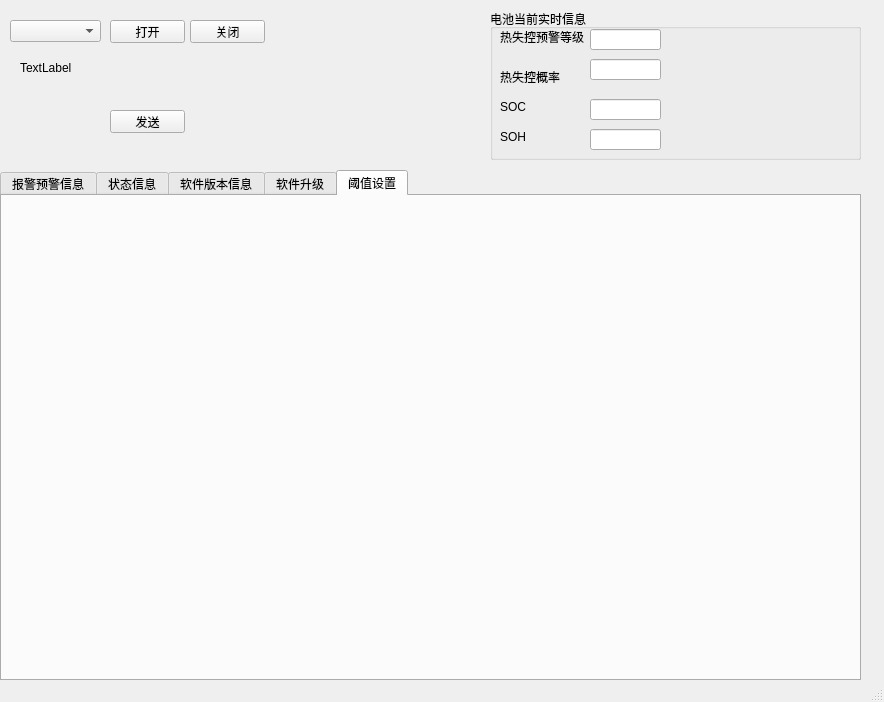
Old version of the form mainwindow.ui in the repository little-porter/cfd_test_RJ.
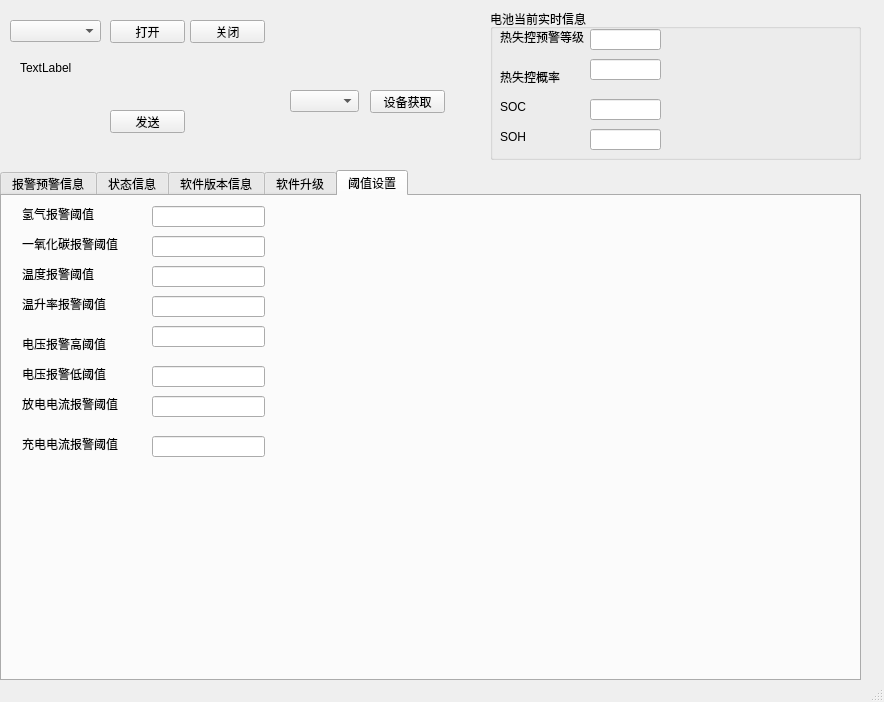
New version of the form. The open tabs and pages were chosen to show the change.

What changed in the file:
```diff
--- a/mainwindow.ui
+++ b/mainwindow.ui
@@ -769,6 +769,190 @@
      <attribute name="title">
       <string>阈值设置</string>
      </attribute>
+     <widget class="QLineEdit" name="lineEdit_17">
+      <property name="geometry">
+       <rect>
+        <x>150</x>
+        <y>10</y>
+        <width>113</width>
+        <height>21</height>
+       </rect>
+      </property>
+     </widget>
+     <widget class="QLabel" name="label_33">
+      <property name="geometry">
+       <rect>
+        <x>20</x>
+        <y>10</y>
+        <width>81</width>
+        <height>16</height>
+       </rect>
+      </property>
+      <property name="text">
+       <string>氢气报警阈值</string>
+      </property>
+     </widget>
+     <widget class="QLabel" name="label_34">
+      <property name="geometry">
+       <rect>
+        <x>20</x>
+        <y>40</y>
+        <width>101</width>
+        <height>16</height>
+       </rect>
+      </property>
+      <property name="text">
+       <string>一氧化碳报警阈值</string>
+      </property>
+     </widget>
+     <widget class="QLabel" name="label_35">
+      <property name="geometry">
+       <rect>
+        <x>20</x>
+        <y>70</y>
+        <width>101</width>
+        <height>16</height>
+       </rect>
+      </property>
+      <property name="text">
+       <string>温度报警阈值</string>
+      </property>
+     </widget>
+     <widget class="QLabel" name="label_36">
+      <property name="geometry">
+       <rect>
+        <x>20</x>
+        <y>100</y>
+        <width>101</width>
+        <height>16</height>
+       </rect>
+      </property>
+      <property name="text">
+       <string>温升率报警阈值</string>
+      </property>
+     </widget>
+     <widget class="QLabel" name="label_37">
+      <property name="geometry">
+       <rect>
+        <x>20</x>
+        <y>140</y>
+        <width>101</width>
+        <height>16</height>
+       </rect>
+      </property>
+      <property name="text">
+       <string>电压报警高阈值</string>
+      </property>
+     </widget>
+     <widget class="QLabel" name="label_38">
+      <property name="geometry">
+       <rect>
+        <x>20</x>
+        <y>170</y>
+        <width>101</width>
+        <height>16</height>
+       </rect>
+      </property>
+      <property name="text">
+       <string>电压报警低阈值</string>
+      </property>
+     </widget>
+     <widget class="QLabel" name="label_39">
+      <property name="geometry">
+       <rect>
+        <x>20</x>
+        <y>200</y>
+        <width>101</width>
+        <height>16</height>
+       </rect>
+      </property>
+      <property name="text">
+       <string>放电电流报警阈值</string>
+      </property>
+     </widget>
+     <widget class="QLabel" name="label_40">
+      <property name="geometry">
+       <rect>
+        <x>20</x>
+        <y>240</y>
+        <width>101</width>
+        <height>16</height>
+       </rect>
+      </property>
+      <property name="text">
+       <string>充电电流报警阈值</string>
+      </property>
+     </widget>
+     <widget class="QLineEdit" name="lineEdit_18">
+      <property name="geometry">
+       <rect>
+        <x>150</x>
+        <y>40</y>
+        <width>113</width>
+        <height>21</height>
+       </rect>
+      </property>
+     </widget>
+     <widget class="QLineEdit" name="lineEdit_19">
+      <property name="geometry">
+       <rect>
+        <x>150</x>
+        <y>70</y>
+        <width>113</width>
+        <height>21</height>
+       </rect>
+      </property>
+     </widget>
+     <widget class="QLineEdit" name="lineEdit_20">
+      <property name="geometry">
+       <rect>
+        <x>150</x>
+        <y>100</y>
+        <width>113</width>
+        <height>21</height>
+       </rect>
+      </property>
+     </widget>
+     <widget class="QLineEdit" name="lineEdit_21">
+      <property name="geometry">
+       <rect>
+        <x>150</x>
+        <y>130</y>
+        <width>113</width>
+        <height>21</height>
+       </rect>
+      </property>
+     </widget>
+     <widget class="QLineEdit" name="lineEdit_22">
+      <property name="geometry">
+       <rect>
+        <x>150</x>
+        <y>170</y>
+        <width>113</width>
+        <height>21</height>
+       </rect>
+      </property>
+     </widget>
+     <widget class="QLineEdit" name="lineEdit_23">
+      <property name="geometry">
+       <rect>
+        <x>150</x>
+        <y>200</y>
+        <width>113</width>
+        <height>21</height>
+       </rect>
+      </property>
+     </widget>
+     <widget class="QLineEdit" name="lineEdit_24">
+      <property name="geometry">
+       <rect>
+        <x>150</x>
+        <y>240</y>
+        <width>113</width>
+        <height>21</height>
+       </rect>
+      </property>
+     </widget>
     </widget>
    </widget>
    <widget class="QGroupBox" name="groupBox">
@@ -888,6 +1072,29 @@
      </property>
     </widget>
    </widget>
+   <widget class="QComboBox" name="cbox_modbus_addr">
+    <property name="geometry">
+     <rect>
+      <x>290</x>
+      <y>90</y>
+      <width>69</width>
+      <height>22</height>
+     </rect>
+    </property>
+   </widget>
+   <widget class="QPushButton" name="btn_net_init">
+    <property name="geometry">
+     <rect>
+      <x>370</x>
+      <y>90</y>
+      <width>75</width>
+      <height>23</height>
+     </rect>
+    </property>
+    <property name="text">
+     <string>设备获取</string>
+    </property>
+   </widget>
   </widget>
   <widget class="QMenuBar" name="menubar">
    <property name="geometry">
```
Left out of the diff: 275 changed lines with no effect on the pictures.
